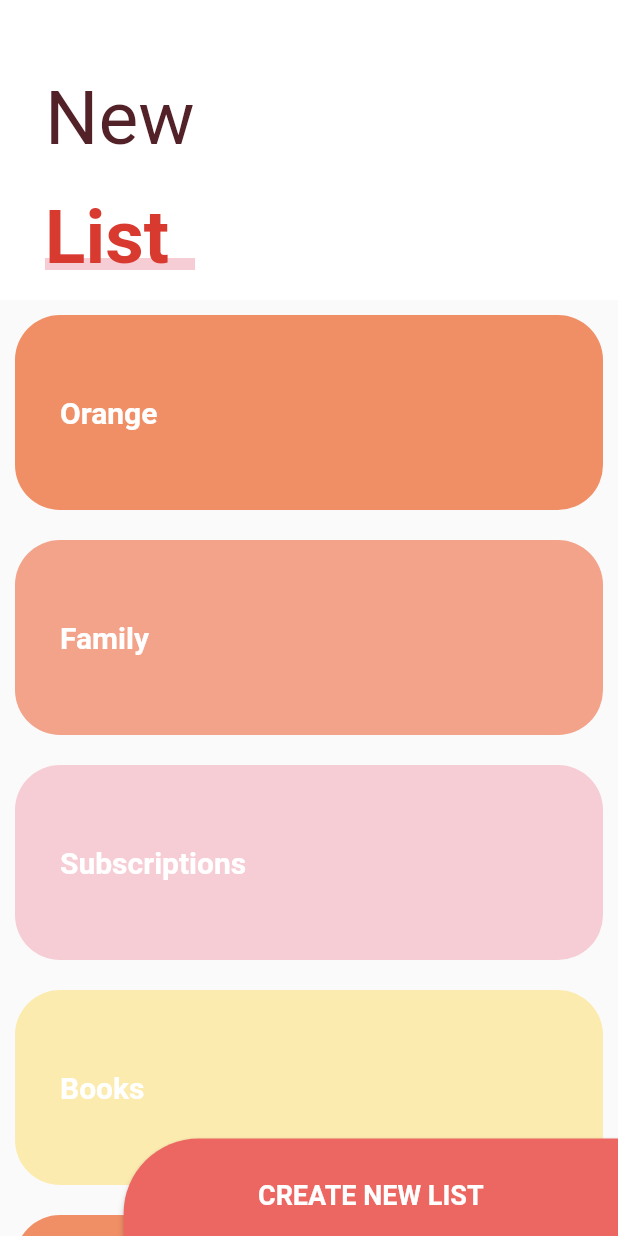
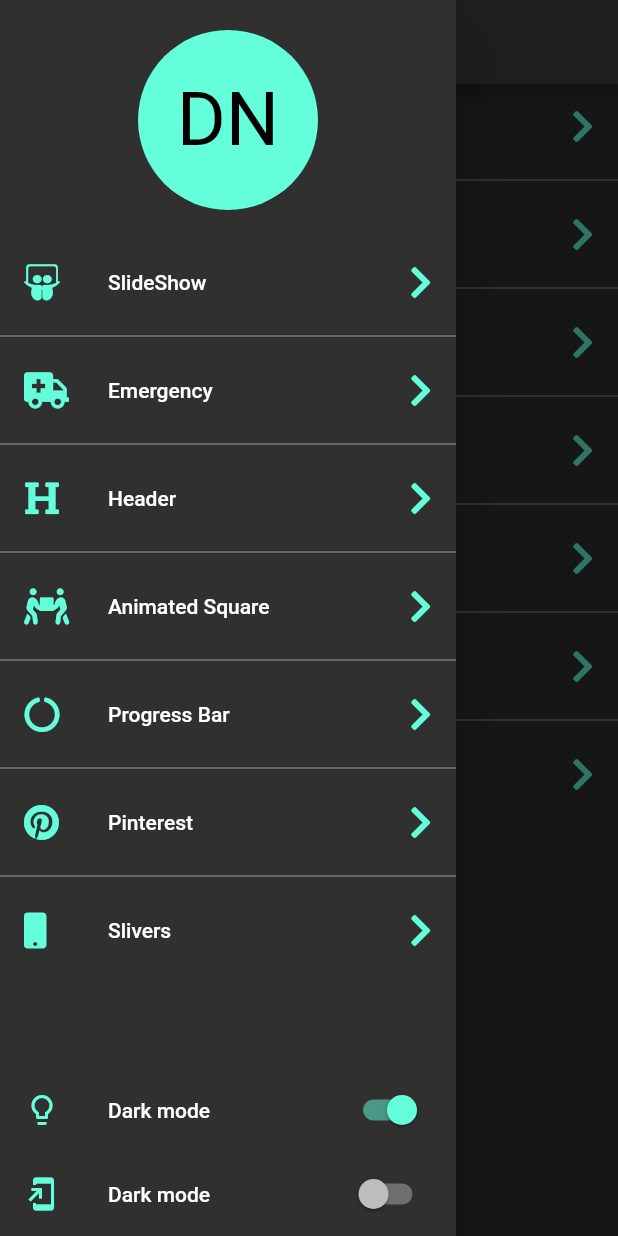
Before and after one commit to Danthology96/Disenios_Flutter, a Flutter app: the screen it shows after launch, with the side drawer open (before the commit the screen has no drawer), on a phone screen of 412 x 824 dp. Run offline on Flutter 3.47's test engine with Material 2 defaults, Android fonts, the phone set to English and light mode, and no system bars; our stand-ins replace animate_do, flutter_svg, font_awesome_flutter.

Commit message:
added theme customization

```diff
--- a/Backgrounds/backgrounds/lib/main.dart
+++ b/Backgrounds/backgrounds/lib/main.dart
@@ -1,15 +1,21 @@
-import 'package:backgrounds/src/pages/sliver_list_page.dart';
+import 'package:backgrounds/src/pages/launcher_page.dart';
+import 'package:backgrounds/src/theme/theme.dart';
 import 'package:flutter/material.dart';
+import 'package:provider/provider.dart';
 
-void main() => runApp(MyApp());
+void main() => runApp(
+    ChangeNotifierProvider(create: (_) => new ThemeChanger(2), child: MyApp()));
 
 class MyApp extends StatelessWidget {
   @override
   Widget build(BuildContext context) {
+    final currentTheme = Provider.of<ThemeChanger>(context).currentTheme;
+
     return MaterialApp(
       debugShowCheckedModeBanner: false,
+      theme: currentTheme,
       title: 'Diseños App',
-      home: SliverListPage(),
+      home: LauncherPage(),
       // home: PinterestMenu(),
     );
   }
--- /dev/null
+++ b/Backgrounds/backgrounds/lib/src/pages/launcher_page.dart
@@ -0,0 +1,106 @@
+import 'package:backgrounds/src/routes/routes.dart';
+import 'package:backgrounds/src/theme/theme.dart';
+import 'package:flutter/cupertino.dart';
+import 'package:flutter/material.dart';
+import 'package:font_awesome_flutter/font_awesome_flutter.dart';
+import 'package:provider/provider.dart';
+
+class LauncherPage extends StatelessWidget {
+  @override
+  Widget build(BuildContext context) {
+    return Scaffold(
+      appBar: AppBar(
+        title: Text('Diseños en flutter'),
+      ),
+      body: _OptionsList(),
+      drawer: _MainMenu(),
+    );
+  }
+}
+
+class _MainMenu extends StatelessWidget {
+  const _MainMenu({Key? key}) : super(key: key);
+
+  @override
+  Widget build(BuildContext context) {
+    final appTheme = Provider.of<ThemeChanger>(context);
+    final accentColor = appTheme.currentTheme.colorScheme.secondary;
+    return Drawer(
+      child: SafeArea(
+        child: Container(
+          child: Column(
+            children: [
+              Container(
+                padding: EdgeInsets.all(20),
+                width: double.infinity,
+                height: 160,
+                child: CircleAvatar(
+                  backgroundColor: accentColor,
+                  child: Text(
+                    'DN',
+                    style: TextStyle(fontSize: 50),
+                  ),
+                ),
+              ),
+              Expanded(
+                child: _OptionsList(),
+              ),
+              ListTile(
+                leading: Icon(Icons.lightbulb_outline, color: accentColor),
+                title: Text('Dark mode'),
+                trailing: Switch.adaptive(
+                  value: appTheme.darkTheme,
+                  onChanged: (value) => appTheme.darkTheme = value,
+                  activeColor: accentColor,
+                ),
+              ),
+              SafeArea(
+                bottom: true,
+                top: false,
+                left: false,
+                right: false,
+                child: ListTile(
+                  leading: Icon(Icons.add_to_home_screen, color: accentColor),
+                  title: Text('Dark mode'),
+                  trailing: Switch.adaptive(
+                    value: appTheme.customTheme,
+                    onChanged: (value) => appTheme.customTheme = value,
+                    activeColor: accentColor,
+                  ),
+                ),
+              ),
+            ],
+          ),
+        ),
+      ),
+    );
+  }
+}
+
+class _OptionsList extends StatelessWidget {
+  const _OptionsList({Key? key}) : super(key: key);
+
+  @override
+  Widget build(BuildContext context) {
+    final appTheme = Provider.of<ThemeChanger>(context).currentTheme;
+
+    return ListView.separated(
+      physics: BouncingScrollPhysics(),
+      itemBuilder: (context, i) => ListTile(
+        leading:
+            FaIcon(pageRoutes[i].icon, color: appTheme.colorScheme.secondary),
+        title: Text(pageRoutes[i].title),
+        trailing: FaIcon(FontAwesomeIcons.chevronRight,
+            color: appTheme.colorScheme.secondary),
+        onTap: () {
+          Navigator.push(context,
+              CupertinoPageRoute(builder: (context) => pageRoutes[i].page));
+        },
+      ),
+      separatorBuilder: (context, i) => Divider(
+        color: appTheme.primaryColorLight,
+      ),
+      itemCount: pageRoutes.length,
+    );
+  }
+}
--- /dev/null
+++ b/Backgrounds/backgrounds/lib/src/routes/routes.dart
@@ -0,0 +1,28 @@
+import 'package:backgrounds/src/pages/circular_graphics_page.dart';
+import 'package:backgrounds/src/pages/slideshow_page.dart';
+import 'package:flutter/material.dart';
+import 'package:font_awesome_flutter/font_awesome_flutter.dart';
+
+import 'package:backgrounds/src/challenges/animated_square_page.dart';
+import 'package:backgrounds/src/pages/emergency_page.dart';
+import 'package:backgrounds/src/pages/headers_page.dart';
+import 'package:backgrounds/src/pages/pinterest_page.dart';
+import 'package:backgrounds/src/pages/sliver_list_page.dart';
+
+final pageRoutes = <_Route>[
+  _Route(FontAwesomeIcons.slideshare, 'SlideShow', SlideshowPage()),
+  _Route(FontAwesomeIcons.ambulance, 'Emergency', EmergencyPage()),
+  _Route(FontAwesomeIcons.heading, 'Header', HeadersPage()),
+  _Route(FontAwesomeIcons.peopleCarry, 'Animated Square', AnimatedSquarePage()),
+  _Route(FontAwesomeIcons.circleNotch, 'Progress Bar', CircularGraphicsPage()),
+  _Route(FontAwesomeIcons.pinterest, 'Pinterest', PinterestPage()),
+  _Route(FontAwesomeIcons.mobile, 'Slivers', SliverListPage()),
+];
+
+class _Route {
+  final IconData icon;
+  final String title;
+  final Widget page;
+
+  _Route(this.icon, this.title, this.page);
+}
--- /dev/null
+++ b/Backgrounds/backgrounds/lib/src/theme/theme.dart
@@ -0,0 +1,78 @@
+import 'package:flutter/material.dart';
+
+class ThemeChanger with ChangeNotifier {
+  bool _darkTheme = false;
+  bool _customTheme = false;
+
+  late ThemeData _currentTheme;
+
+  bool get darkTheme => _darkTheme;
+  bool get customTheme => _customTheme;
+
+  ThemeData get currentTheme => _currentTheme;
+
+  /// constructor
+  ThemeChanger(int theme) {
+    switch (theme) {
+
+      /// Light
+      case 1:
+        _darkTheme = false;
+        _customTheme = false;
+        _currentTheme = ThemeData.light();
+        break;
+
+      /// dark
+      case 2:
+        _darkTheme = true;
+        _customTheme = false;
+        _currentTheme = ThemeData.dark();
+        break;
+
+      /// custom
+      case 3:
+        _darkTheme = false;
+        _customTheme = true;
+        break;
+      default:
+        _darkTheme = false;
+        _customTheme = false;
+        _currentTheme = ThemeData.light();
+        break;
+    }
+  }
+
+  set darkTheme(bool value) {
+    _customTheme = false;
+    _darkTheme = value;
+
+    if (value) {
+      _currentTheme = ThemeData.dark();
+    } else {
+      _currentTheme = ThemeData.light();
+    }
+
+    notifyListeners();
+  }
+
+  set customTheme(bool value) {
+    _darkTheme = false;
+    _customTheme = value;
+
+    if (value) {
+      _currentTheme = ThemeData.dark().copyWith(
+        colorScheme: ColorScheme.dark(
+          secondary: Color(0xff48A0EB),
+        ),
+        primaryColorLight: Colors.white,
+        scaffoldBackgroundColor: Color(0xff16202B),
+        textTheme: TextTheme(
+          bodyText1: TextStyle(color: Colors.white),
+        ),
+      );
+    } else {
+      _currentTheme = ThemeData.light();
+    }
+    notifyListeners();
+  }
+}
```
Also changed, not shown: Backgrounds/backgrounds/lib/src/pages/circular_graphics_page.dart (+9 -3 lines), Backgrounds/backgrounds/lib/src/pages/headers_page.dart (+6 -1 lines), Backgrounds/backgrounds/lib/src/pages/pinterest_page.dart (+5 -2 lines), Backgrounds/backgrounds/lib/src/pages/slideshow_page.dart (+6 -1 lines), Backgrounds/backgrounds/lib/src/pages/sliver_list_page.dart (+28 -10 lines), Backgrounds/backgrounds/lib/src/widgets/headers_widget.dart (+9 -2 lines), 1 other file.
